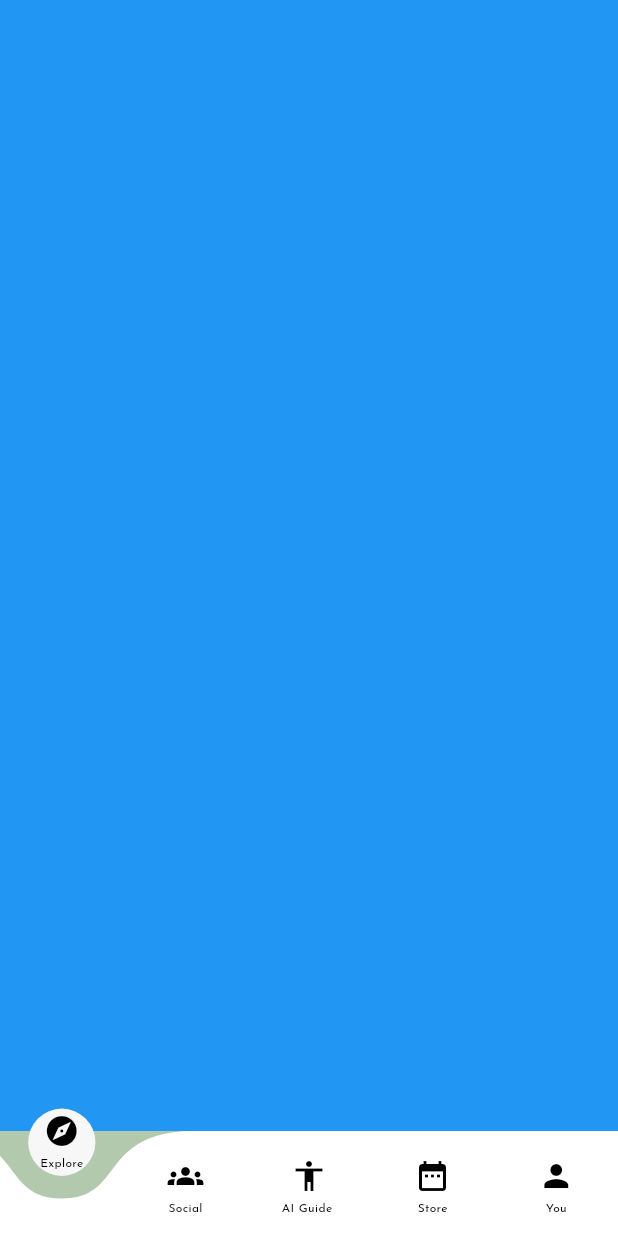
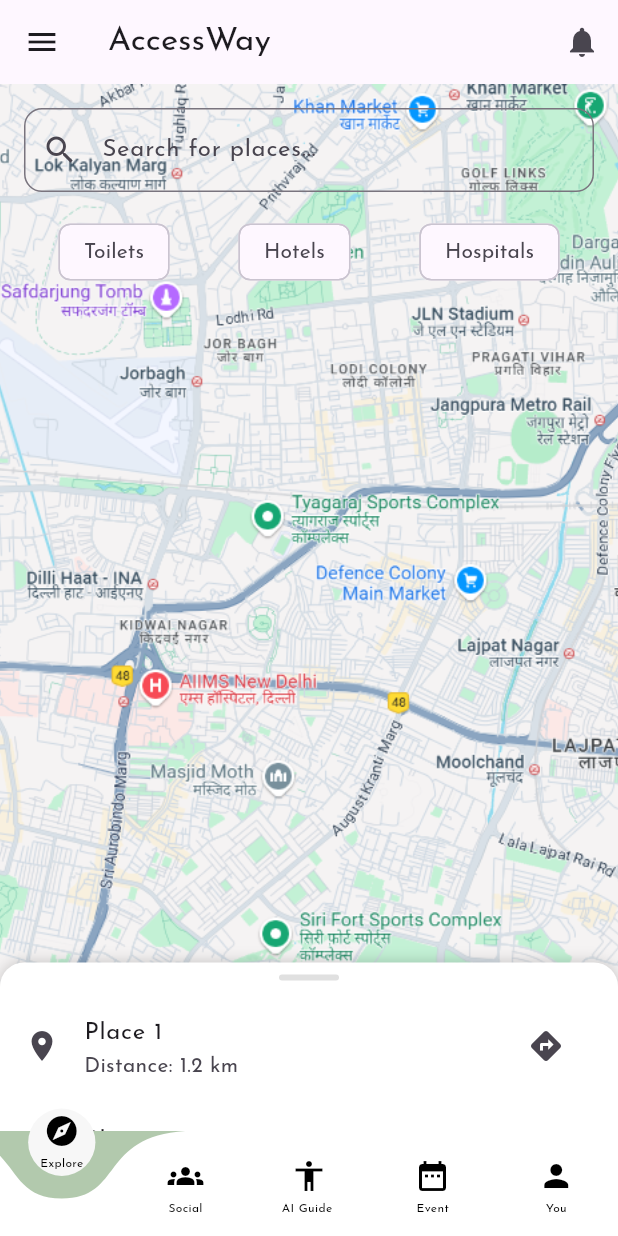
Before and after one commit to SagarTeotia1/acessway, a Flutter app: the HomeScreen screen opened directly, on a phone screen of 412 x 824 dp. Run offline on Flutter 3.47's test engine with Material 3 defaults, Android fonts, the phone set to English and light mode, and no system bars; drawn by our look-alikes of curved_navigation_bar; our stand-ins replace get; missing offline and left inert: model_viewer_plus.

```diff
--- a/lib/Screen/AUTH/Choose_avtarScreen.dart
+++ b/lib/Screen/AUTH/Choose_avtarScreen.dart
@@ -16,7 +16,7 @@ class _ChooseAvatarScreenState extends State<ChooseAvatarScreen> {
 
   // List of avatar GLB file paths
   final List<String> avatarModels = [
-    'assets/images/talking_male_character_with_pointing_gestures.glb',
+    'assets/images/avatar.glb',
     'assets/images/animated_kamala_harris_standing__talking.glb',
     'assets/images/talking_justin_trudeau_avatar_for_narration.glb',
     'assets/images/animated_gerry_chicalo_standing__talking.glb',
@@ -24,7 +24,7 @@ class _ChooseAvatarScreenState extends State<ChooseAvatarScreen> {
 
   // List of avatar names to display below the model
   final List<String> avatarNames = [
-    'Rohan',
+    'Sagar',
     'Reet',
     'Ravana',
     'Sri',
--- /dev/null
+++ b/lib/Screen/HomePage_Screen/HomePage_Screen.dart
@@ -0,0 +1,195 @@
+import 'package:acessway/Screen/HomePage_Screen/SearchPage.dart';
+import 'package:flutter/material.dart';
+import 'package:get/get.dart';
+import 'package:get/get_core/src/get_main.dart';
+
+class HomepageScreen extends StatefulWidget {
+  const HomepageScreen({super.key});
+
+  @override
+  State<HomepageScreen> createState() => _HomepageScreenState();
+}
+
+class _HomepageScreenState extends State<HomepageScreen> {
+  String selectedFilter = "None";
+
+  // Background assets with default image
+  final Map<String, String> bgImages = {
+    "None": "assets/images/dmap.png", // Default background image
+    "Toilets": "assets/images/toiletmap.png",
+    "Hotels": "assets/images/hotels.png",
+    "Hospitals": "assets/images/hotels.png",
+  };
+
+  final List<String> filters = ["None", "Toilets", "Hotels", "Hospitals"];
+
+  @override
+  Widget build(BuildContext context) {
+    return Scaffold(
+      appBar: AppBar(
+        title: const Text('AccessWay'),
+        leading: Builder(
+          builder: (context) => IconButton(
+            icon: const Icon(Icons.menu),
+            onPressed: () => Scaffold.of(context).openDrawer(),
+          ),
+        ),
+        actions: [
+          IconButton(
+            onPressed: () {},
+            icon: const Icon(Icons.notifications),
+          ),
+        ],
+      ),
+      drawer: _buildDrawer(),
+      body: Stack(
+        children: [
+          _buildBackgroundImage(),
+          Column(
+            crossAxisAlignment: CrossAxisAlignment.start,
+            children: [
+              _buildSearchBar(),
+              _buildFilterChips(),
+              Flexible(
+                child: _buildDraggableSheet(),
+              ),
+            ],
+          ),
+        ],
+      ),
+    );
+  }
+
+  Widget _buildDrawer() {
+    return Drawer(
+      child: ListView(
+        padding: EdgeInsets.zero,
+        children: [
+          const DrawerHeader(
+            decoration: BoxDecoration(
+              color: Colors.blue,
+            ),
+            child: Text('Menu'),
+          ),
+          ListTile(
+            title: const Text('Profile'),
+            onTap: () {},
+          ),
+          ListTile(
+            title: const Text('Settings'),
+            onTap: () {},
+          ),
+        ],
+      ),
+    );
+  }
+
+  Widget _buildBackgroundImage() {
+    return AnimatedSwitcher(
+      duration: const Duration(milliseconds: 500),
+      child: Image.asset(
+        bgImages[selectedFilter]!,
+        key: ValueKey(selectedFilter),
+        fit: BoxFit.cover,
+        height: double.infinity,
+        width: double.infinity,
+      ),
+    );
+  }
+
+Widget _buildSearchBar() {
+  return Padding(
+    padding: const EdgeInsets.all(16.0),
+    child: TextField(
+      onSubmitted: (value) {
+        // Navigate to the SearchResultsPage using Get.off
+        Get.off(() => SearchResultsPage(query: value));
+      },
+      decoration: InputDecoration(
+        prefixIcon: const Icon(Icons.search),
+        hintText: 'Search for places...',
+        border: OutlineInputBorder(
+          borderRadius: BorderRadius.circular(12.0),
+        ),
+      ),
+    ),
+  );
+}
+
+  Widget _buildFilterChips() {
+    return Padding(
+      padding: const EdgeInsets.symmetric(horizontal: 16.0),
+      child: Row(
+        mainAxisAlignment: MainAxisAlignment.spaceAround,
+        children: filters
+            .where((filter) => filter != "None")
+            .map((filter) => FilterChip(
+                  label: Text(filter),
+                  selected: selectedFilter == filter,
+                  onSelected: (bool selected) {
+                    setState(() {
+                      selectedFilter = selected ? filter : "None";
+                    });
+                  },
+                ))
+            .toList(),
+      ),
+    );
+  }
+
+  Widget _buildDraggableSheet() {
+    return DraggableScrollableSheet(
+      initialChildSize: 0.2,
+      minChildSize: 0.1,
+      maxChildSize: 0.5,
+      builder: (BuildContext context, ScrollController scrollController) {
+        return Container(
+          decoration: BoxDecoration(
+            color: Colors.white,
+            borderRadius: const BorderRadius.vertical(
+              top: Radius.circular(16.0),
+            ),
+            boxShadow: [
+              BoxShadow(
+                color: Colors.black.withOpacity(0.2),
+                blurRadius: 8.0,
+              ),
+            ],
+          ),
+          child: Column(
+            children: [
+              Padding(
+                padding: const EdgeInsets.all(8.0),
+                child: Container(
+                  width: 40,
+                  height: 4,
+                  decoration: BoxDecoration(
+                    color: Colors.grey[300],
+                    borderRadius: BorderRadius.circular(2.0),
+                  ),
+                ),
+              ),
+              Expanded(
+                child: ListView.builder(
+                  controller: scrollController,
+                  itemCount: 10,
+                  itemBuilder: (BuildContext context, int index) {
+                    return ListTile(
+                      leading: const Icon(Icons.place),
+                      title: Text('Place ${index + 1}'),
+                      subtitle: const Text('Distance: 1.2 km'),
+                      trailing: IconButton(
+                        icon: const Icon(Icons.directions),
+                        onPressed: () {},
+                      ),
+                    );
+                  },
+                ),
+              ),
+            ],
+          ),
+        );
+      },
+    );
+  }
+}
--- /dev/null
+++ b/lib/Screen/HomePage_Screen/SearchPage.dart
@@ -0,0 +1,25 @@
+import 'dart:ui';
+
+import 'package:flutter/material.dart';
+
+class SearchResultsPage extends StatelessWidget {
+  final String query;
+
+  const SearchResultsPage({Key? key, required this.query}) : super(key: key);
+
+  @override
+  Widget build(BuildContext context) {
+    return Scaffold(
+      appBar: AppBar(
+        title: Text('Results for "$query"'),
+      ),
+      body: Center(
+        child: Text(
+          'Displaying search results for: $query',
+          style: TextStyle(fontSize: 18),
+          textAlign: TextAlign.center,
+        ),
+      ),
+    );
+  }
+}
--- a/lib/Screen/HomeScreen/HomeScreen.dart
+++ b/lib/Screen/HomeScreen/HomeScreen.dart
@@ -1,4 +1,5 @@
 import 'package:acessway/Const/const_colo.dart';
+import 'package:acessway/Screen/HomePage_Screen/HomePage_Screen.dart';
 import 'package:curved_navigation_bar/curved_navigation_bar.dart';
 import 'package:flutter/material.dart';
 class HomeScreen extends StatefulWidget {
@@ -11,9 +12,7 @@ class HomeScreen extends StatefulWidget {
 class _HomeScreenState extends State<HomeScreen> {
   // Define a list of widgets (pages) to show based on the index
   final List<Widget> _pages = [
-    Container(
-      color: Colors.blue,
-    ),
+    HomepageScreen(),
      Container(
       color: Colors.blue,
     ),
@@ -36,7 +35,7 @@ class _HomeScreenState extends State<HomeScreen> {
     {'icon': Icons.explore_rounded, 'label': 'Explore'},
     {'icon': Icons.groups, 'label': 'Social'},
     {'icon': Icons.accessibility, 'label': 'AI Guide '},
-    {'icon': Icons.date_range, 'label': 'Store'},
+    {'icon': Icons.date_range, 'label': 'Event'},
     {'icon': Icons.person, 'label': 'You'},
   ];
 
```
Also changed, not shown: assets/images/dmap.png (added), assets/images/hotels.png (added), assets/images/toiletmap.png (added), 2 other files.
